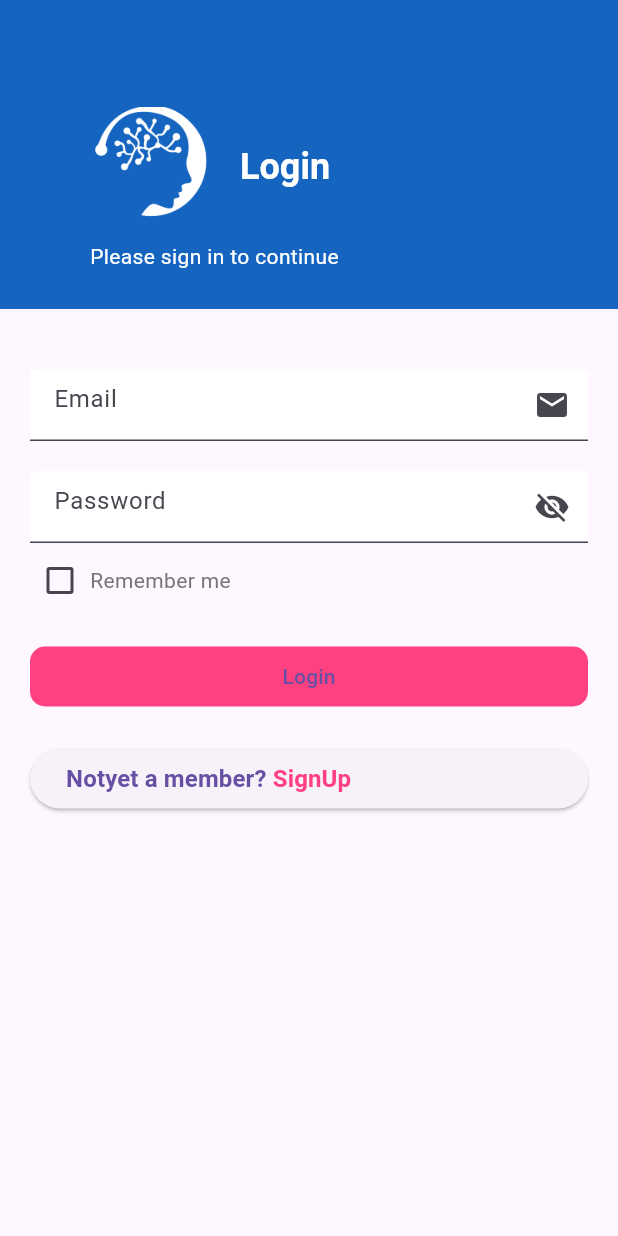
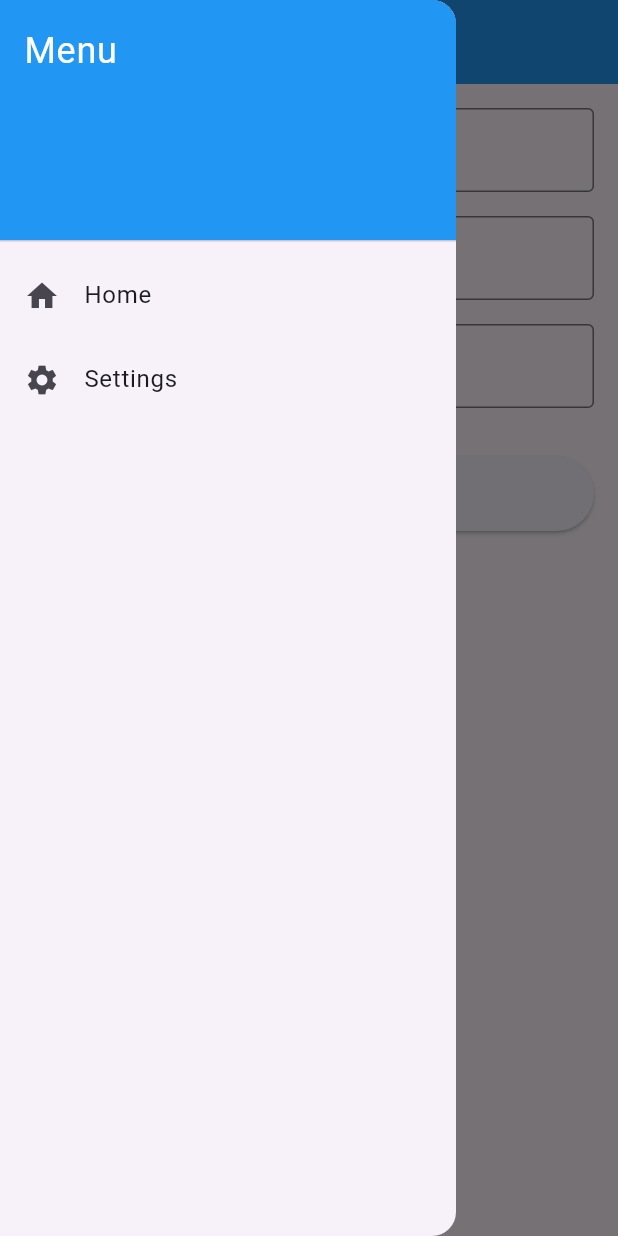
Before and after one commit to Mubiitoedward/btds_mobile, a Flutter app: the screen it shows after launch, with the side drawer open (before the commit the screen has no drawer), on a phone screen of 412 x 824 dp. Run offline on Flutter 3.47's test engine with Material 3 defaults, Android fonts, the phone set to English and light mode, and no system bars; our stand-ins replace fluttertoast, get, image_picker, shared_preferences; missing offline and left inert: flutter_tflite.

Commit message:
This is the Settings Page

```diff
--- /dev/null
+++ b/lib/Settings/settings.dart
@@ -0,0 +1,28 @@
+import 'package:flutter/material.dart';
+
+class Settings extends StatefulWidget {
+  const Settings({Key? key});
+
+  @override
+  State<Settings> createState() => _SettingsState();
+}
+
+class _SettingsState extends State<Settings> {
+  @override
+  Widget build(BuildContext context) {
+    return Scaffold(
+      appBar: AppBar(
+        title: Text('Settings'),
+      ),
+      body: Center(
+        child: Text('Hello World'),
+      ),
+    );
+  }
+}
+
+void main() {
+  runApp(MaterialApp(
+    home: Settings(),
+  ));
+}
--- a/lib/main.dart
+++ b/lib/main.dart
@@ -1,21 +1,149 @@
-import 'package:btds_mobile/Auth/onboarding.dart';
 import 'package:flutter/material.dart';
-import 'package:get/get_navigation/src/root/get_material_app.dart';
 
-import 'data/my_colors.dart';
+class Settings extends StatefulWidget {
+  const Settings({Key? key});
+
+  @override
+  State<Settings> createState() => _SettingsState();
+}
+
+class _SettingsState extends State<Settings> {
+  final TextEditingController _oldPasswordController = TextEditingController();
+  final TextEditingController _newPasswordController = TextEditingController();
+  final TextEditingController _confirmPasswordController = TextEditingController();
+
+  @override
+  Widget build(BuildContext context) {
+    return Scaffold(
+      appBar: AppBar(
+        title: Text('Settings'),
+        backgroundColor: Colors.blue,
+      ),
+      drawer: Drawer(
+        child: ListView(
+          padding: EdgeInsets.zero,
+          children: <Widget>[
+            DrawerHeader(
+              decoration: BoxDecoration(
+                color: Colors.blue,
+              ),
+              child: Text(
+                'Menu',
+                style: TextStyle(
+                  color: Colors.white,
+                  fontSize: 24,
+                ),
+              ),
+            ),
+            ListTile(
+              leading: Icon(Icons.home),
+              title: Text('Home'),
+              onTap: () {
+                // Handle navigation to Home
+                Navigator.pop(context); // Close the drawer
+              },
+            ),
+            ListTile(
+              leading: Icon(Icons.settings),
+              title: Text('Settings'),
+              onTap: () {
+                // Handle navigation to Settings (current page)
+                Navigator.pop(context); // Close the drawer
+              },
+            ),
+            // Add more list items here for additional menu options
+          ],
+        ),
+      ),
+      body: Padding(
+        padding: const EdgeInsets.all(16.0),
+        child: Column(
+          children: [
+            TextField(
+              controller: _oldPasswordController,
+              obscureText: true,
+              decoration: InputDecoration(
+                labelText: 'Enter Old Password',
+                border: OutlineInputBorder(),
+                focusedBorder: OutlineInputBorder(
+                  borderSide: BorderSide(color: Colors.blue),
+                ),
+              ),
+            ),
+            SizedBox(height: 16),
+            TextField(
+              controller: _newPasswordController,
+              obscureText: true,
+              decoration: InputDecoration(
+                labelText: 'Enter New Password',
+                border: OutlineInputBorder(),
+                focusedBorder: OutlineInputBorder(
+                  borderSide: BorderSide(color: Colors.blue),
+                ),
+              ),
+            ),
+            SizedBox(height: 16),
+            TextField(
+              controller: _confirmPasswordController,
+              obscureText: true,
+              decoration: InputDecoration(
+                labelText: 'Confirm New Password',
+                border: OutlineInputBorder(),
+                focusedBorder: OutlineInputBorder(
+                  borderSide: BorderSide(color: Colors.blue),
+                ),
+              ),
+            ),
+            SizedBox(height: 32),
+            ElevatedButton(
+              onPressed: _savePassword,
+              child: Text('Save'),
+              style: ElevatedButton.styleFrom(
+                // primary: Colors.blue,
+                // onPrimary: Colors.white,
+                minimumSize: Size(double.infinity, 50),
+              ),
+            ),
+          ],
+        ),
+      ),
+    );
+  }
+
+  void _savePassword() {
+    String oldPassword = _oldPasswordController.text;
+    String newPassword = _newPasswordController.text;
+    String confirmPassword = _confirmPasswordController.text;
+
+    if (newPassword != confirmPassword) {
+      // Show error if new password and confirm password do not match
+      ScaffoldMessenger.of(context).showSnackBar(
+        SnackBar(content: Text('New password and confirm password do not match')),
+      );
+    } else {
+      // Handle password change logic here
+      // For example, call an API to change the password
+      // Show success message
+      ScaffoldMessenger.of(context).showSnackBar(
+        SnackBar(content: Text('Password changed successfully')),
+      );
+    }
+  }
+
+  @override
+  void dispose() {
+    _oldPasswordController.dispose();
+    _newPasswordController.dispose();
+    _confirmPasswordController.dispose();
+    super.dispose();
+  }
+}
 
 void main() {
-  WidgetsFlutterBinding.ensureInitialized();
-  runApp(GetMaterialApp(
-      debugShowCheckedModeBanner: false,
-      theme: ThemeData(
-          primaryColor: MyColors.primary,
-          primaryColorDark: MyColors.primaryDark,
-          primaryColorLight: MyColors.primaryLight,
-          bottomSheetTheme:
-              BottomSheetThemeData(backgroundColor: Colors.transparent)),
-      home: FirstPage(),
-      routes: <String, WidgetBuilder>{
-        '/MenuRoute': (BuildContext context) => new FirstPage(),
-      }));
+  runApp(MaterialApp(
+    home: Settings(),
+    theme: ThemeData(
+      primarySwatch: Colors.blue,
+    ),
+  ));
 }
```
